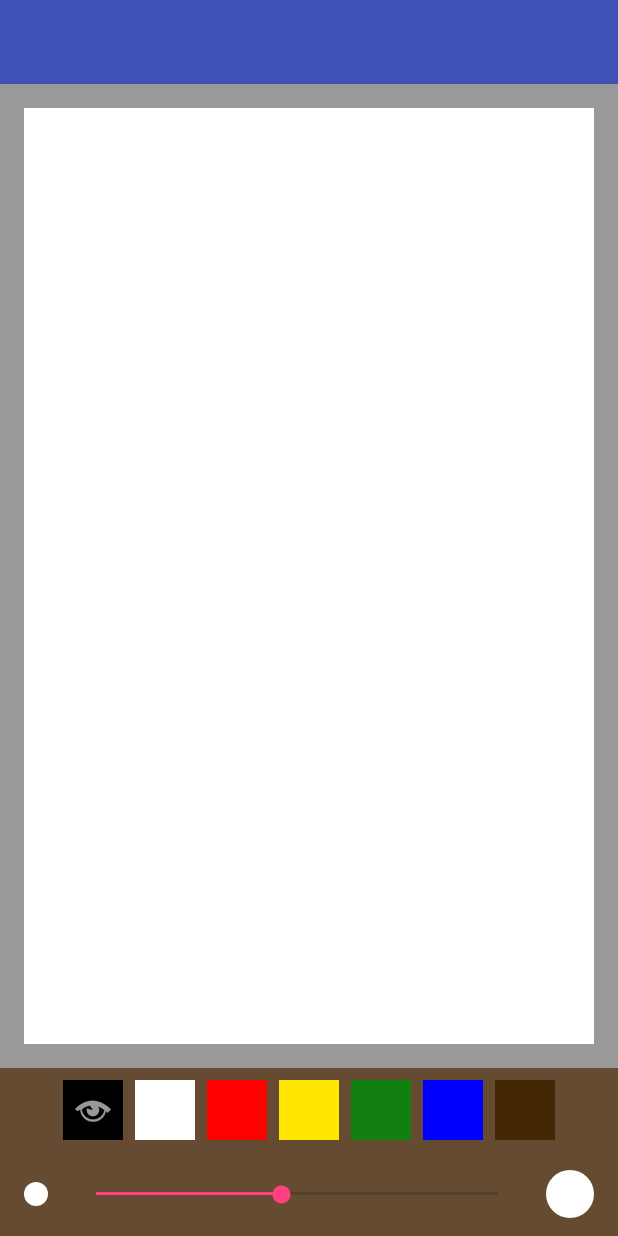
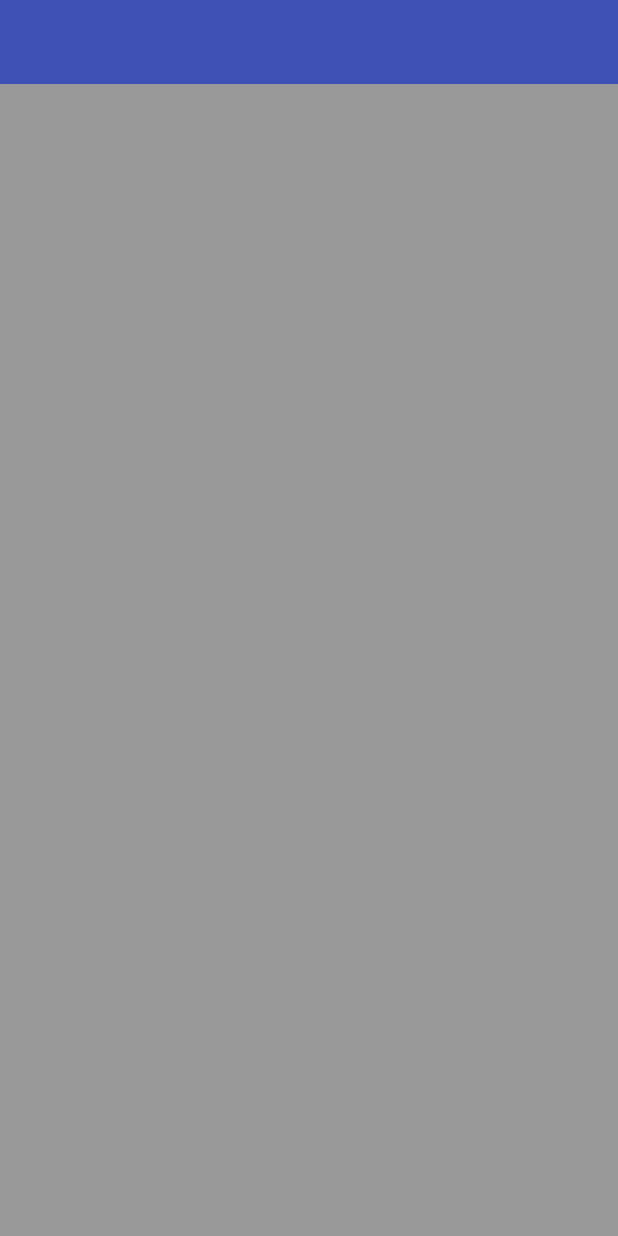
Before and after one commit to lchrislee/YYAAPP, an Android app: the layout activity_paint.xml on its own in the app's theme, with its tools: preview values and no code run, on a phone screen of 412 x 824 dp. Run offline under Robolectric (Android 15) with nearby library versions, the phone set to English and light mode, and no system bars.

Commit message:
Moved Painting into own Fragment.

```diff
--- a/YYAAPP/app/src/main/java/com/lchrislee/yyaapp/model/CanvasHistory.java
+++ b/YYAAPP/app/src/main/java/com/lchrislee/yyaapp/model/CanvasHistory.java
@@ -53,7 +53,7 @@ public class CanvasHistory
     public void clearAllHistory ()
     {
         drawHistory.clearHistory();
-        undoHistory.clearHistory();
+        clearUndo();
     }
 
     public void clearUndo ()
--- a/YYAAPP/app/src/main/res/layout/activity_paint.xml
+++ b/YYAAPP/app/src/main/res/layout/activity_paint.xml
@@ -1,7 +1,6 @@
 <?xml version="1.0" encoding="utf-8"?>
 <LinearLayout xmlns:android="http://schemas.android.com/apk/res/android"
               xmlns:tools="http://schemas.android.com/tools"
-              xmlns:app="http://schemas.android.com/apk/res-auto"
               tools:context="com.lchrislee.yyaapp.activities.PaintActivity"
               android:orientation="vertical"
               android:background="@color/paintBackground"
@@ -12,29 +11,9 @@
         layout="@layout/toolbar"
         />
 
-    <com.lchrislee.yyaapp.views.canvas.CanvasView
-        android:id="@+id/activity_paint_canvas"
-        android:background="@android:color/white"
-        android:layout_weight="1"
-        android:layout_margin="@dimen/x2"
+    <FrameLayout
+        android:id="@+id/activity_paint_frame"
         android:layout_width="match_parent"
-        android:layout_height="0dp" />
-
-    <com.lchrislee.yyaapp.views.PaletteView
-        android:id="@+id/activity_paint_palette"
-        app:colors="@array/palette_colors"
-        android:background="@color/paletteBackground"
-        android:gravity="center"
-        android:paddingTop="@dimen/x0.5"
-        android:paddingBottom="@dimen/x0.5"
-        android:layout_width="match_parent"
-        android:layout_height="wrap_content"
-        />
-
-    <com.lchrislee.yyaapp.views.BrushSizeView
-        android:id="@+id/activity_paint_stroke_size"
-        android:layout_width="match_parent"
-        android:layout_height="wrap_content"
-        />
+        android:layout_height="match_parent" />
 
 </LinearLayout>
--- a/YYAAPP/app/src/main/res/values/strings.xml
+++ b/YYAAPP/app/src/main/res/values/strings.xml
@@ -11,4 +11,7 @@
     <string name="menu_paint_redo">Redo</string>
 
     <string name="NOT_IMPLEMENTED">Check again in the future for this feature.</string>
+
+    <!-- Placeholder Text (kept for file organization) -->
+    <string name="hello_blank_fragment">Hello blank fragment</string>
 </resources>
```
Also changed, not shown: YYAAPP/app/src/main/java/com/lchrislee/yyaapp/activities/PaintActivity.java (+7 -49 lines), YYAAPP/app/src/main/java/com/lchrislee/yyaapp/fragments/PaintFragment.java (added, +92 -0 lines), YYAAPP/app/src/main/java/com/lchrislee/yyaapp/views/BrushSizeView.java (+10 -8 lines), YYAAPP/app/src/main/java/com/lchrislee/yyaapp/views/PaletteView.java (+9 -8 lines), YYAAPP/app/src/main/res/layout/fragment_paint.xml (added, +36 -0 lines).
